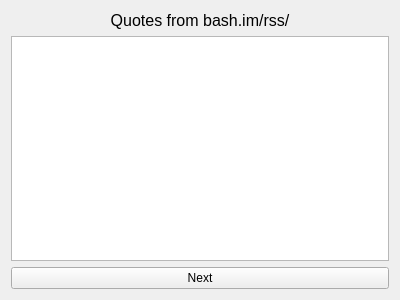
Above: 2nd_semester/hw09/02/QuotesBrowser.ui from Axroy/SPbSU_study before the change. Below: the same form after it.
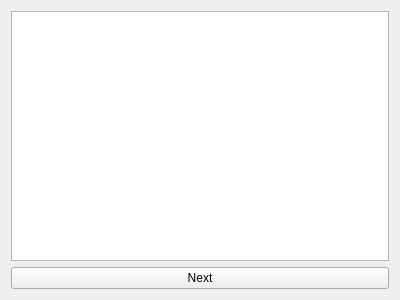
That is the form after the change.

Commit message: Removed useless info label.

What changed in the file:
```diff
--- a/2nd_semester/hw09/02/QuotesBrowser.ui
+++ b/2nd_semester/hw09/02/QuotesBrowser.ui
@@ -16,21 +16,6 @@
   <layout class="QHBoxLayout" name="horizontalLayout">
    <item>
     <layout class="QVBoxLayout" name="verticalLayout">
-     <item>
-      <widget class="QLabel" name="infoLabel">
-       <property name="font">
-        <font>
-         <pointsize>12</pointsize>
-        </font>
-       </property>
-       <property name="text">
-        <string>Quotes from bash.im/rss/</string>
-       </property>
-       <property name="alignment">
-        <set>Qt::AlignCenter</set>
-       </property>
-      </widget>
-     </item>
      <item>
       <widget class="QTextEdit" name="quotesView">
        <property name="readOnly">
```
